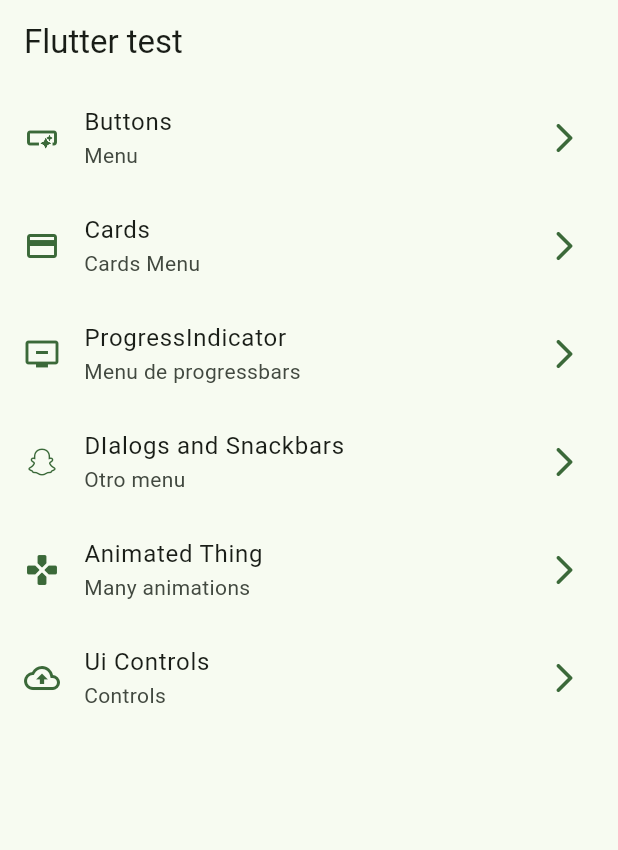
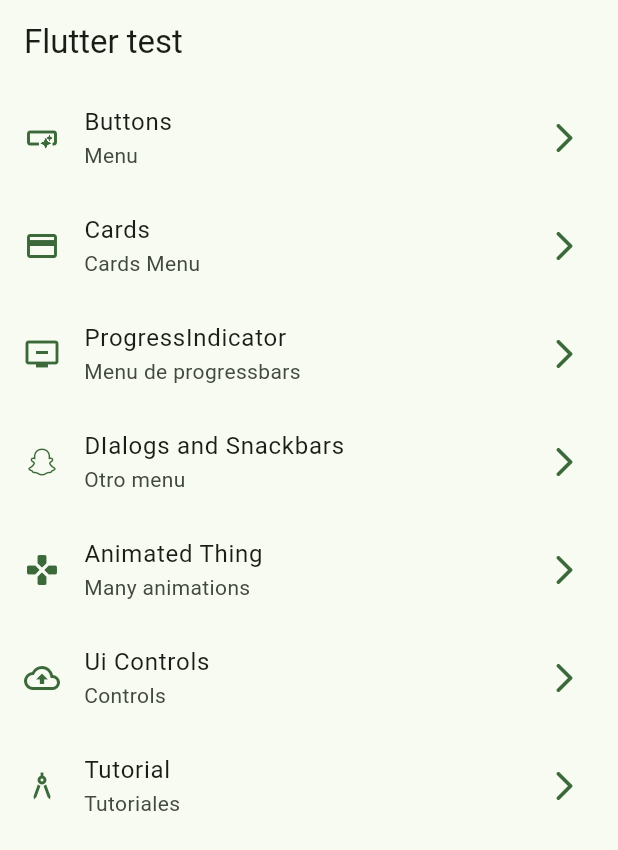
Before and after one commit to RolyYaxon/widgets_app, a Flutter app: the screen it shows after launch, on a phone screen of 412 x 824 dp. Shown: the top 850 px of the screen. Run offline on Flutter 3.47's test engine with Material 2 defaults, Android fonts, the phone set to English and light mode, and no system bars; our stand-ins replace go_router.

```diff
--- a/lib/config/menu/menu_items.dart
+++ b/lib/config/menu/menu_items.dart
@@ -56,6 +56,14 @@ MenuItem(
   icon: Icons.cloud_upload_outlined
   ),
 
+          MenuItem(
+  title: "Tutorial",
+  subtitle: "Tutoriales",
+  link: "/tutorial",
+  icon: Icons.architecture
+  ),
+
+
 
 
 
--- a/lib/config/router/app_router.dart
+++ b/lib/config/router/app_router.dart
@@ -44,6 +44,11 @@ final appRouter = GoRouter(
       name: UIScreen.name,
       builder: (context, state) => const UIScreen(),
     ),
+          GoRoute(
+      path: '/tutorial',
+      name: AppTutorialScreen.name,
+      builder: (context, state) => const AppTutorialScreen(),
+    ),
 
   ],
 );
--- a/pubspec.yaml
+++ b/pubspec.yaml
@@ -25,3 +25,6 @@ flutter:
     - family: BarbieFont
       fonts:
       - asset: assets/fonts/BarbieFont.ttf
+
+  assets:
+  - assets/images/
```
Also changed, not shown: assets/Images/1.png (added), assets/Images/2.png (added), assets/Images/3.png (added), assets/Images/jar-loading.gif (added).
